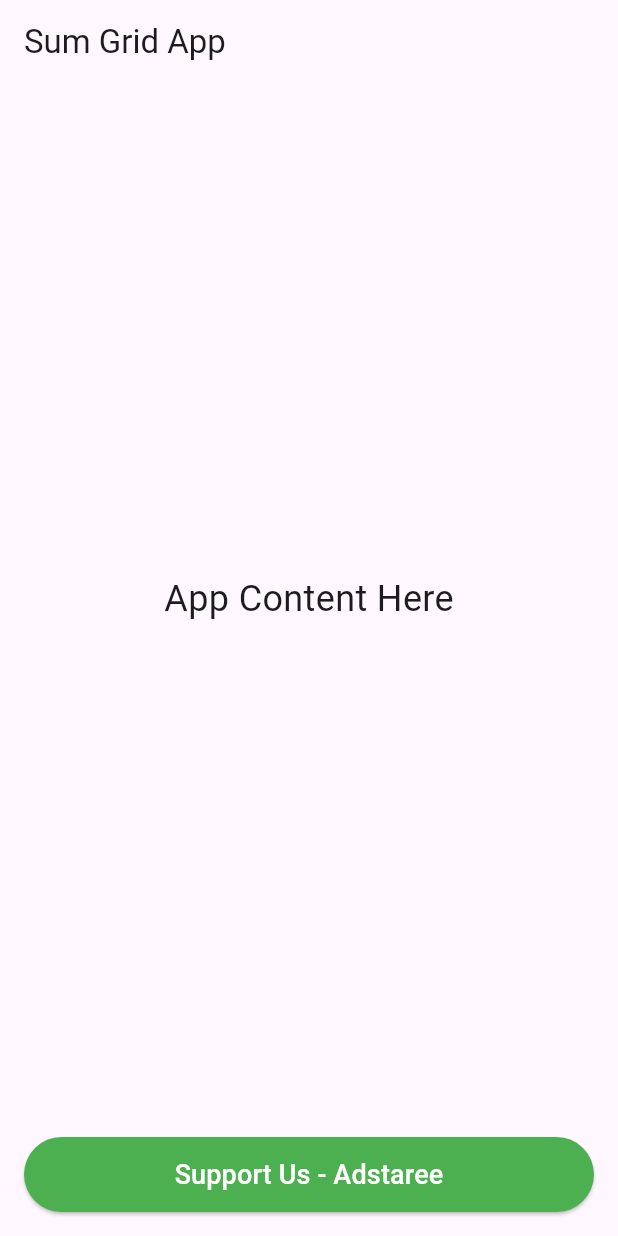
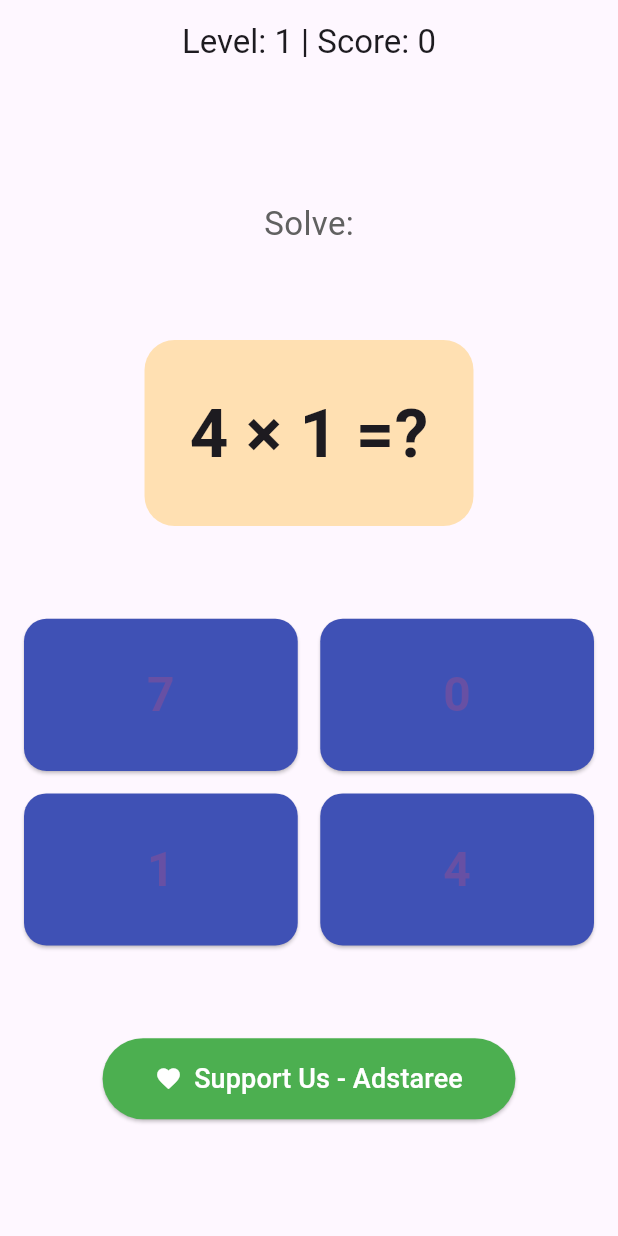
Before and after one commit to dmpcsaad3-cyber/Sum-grid-game, a Flutter app: the screen it shows after launch, after a tap on "Support Us - Adstaree", on a phone screen of 412 x 824 dp. Run offline on Flutter 3.47's test engine with Material 3 defaults, Android fonts, the phone set to English and light mode, and no system bars.

Commit message:
Update main.dart

```diff
--- a/sum-grid-app-main/lib/main.dart
+++ b/sum-grid-app-main/lib/main.dart
@@ -1,68 +1,150 @@
+import 'dart:math';
 import 'package:flutter/material.dart';
-import 'package:url_launcher/url_launcher.dart'; // sirf ye wala rakho
+import 'package:url_launcher/url_launcher.dart';
 
-void main() {
-  runApp(const MyApp()); // MobileAds hata diya
-}
+void main() => runApp(const SumGridApp());
 
-class MyApp extends StatelessWidget {
-  const MyApp({super.key});
-
+class SumGridApp extends StatelessWidget {
+  const SumGridApp({super.key});
   @override
   Widget build(BuildContext context) {
     return MaterialApp(
-      title: 'Sum Grid',
+      title: 'Sum Grid Game',
       debugShowCheckedModeBanner: false,
-      theme: ThemeData(primarySwatch: Colors.blue),
-      home: const HomePage(),
+      theme: ThemeData(primarySwatch: Colors.indigo),
+      home: const GameScreen(),
     );
   }
 }
 
-class HomePage extends StatefulWidget {
-  const HomePage({super.key});
+class GameScreen extends StatefulWidget {
+  const GameScreen({super.key});
+  @override
+  State<GameScreen> createState() => _GameScreenState();
+}
+
+class _GameScreenState extends State<GameScreen> {
+  int level = 1;
+  int score = 0;
+  int num1 = 0;
+  int num2 = 0;
+  String operation = '+';
+  int correctAnswer = 0;
+  List<int> options = [];
+  final Random random = Random();
+  final String adstareeLink = 'https://ner192.my.canva.site'; // اپنا اصل Adstaree link یہاں لگا دینا
 
   @override
-  State<HomePage> createState() => _HomePageState();
-}
+  void initState() {
+    super.initState();
+    generateQuestion();
+  }
 
-class _HomePageState extends State<HomePage> {
+  void generateQuestion() {
+    int maxNum = 5 + (level * 3);
+    num1 = random.nextInt(maxNum) + 1;
+    num2 = random.nextInt(maxNum) + 1;
+    List<String> ops = ['+', '-', '×', '÷'];
+    operation = ops[random.nextInt(ops.length)];
 
-  // Adstaree link kholne wala function
-  Future<void> _openAdstaree() async {
-    final Uri url = Uri.parse('https://mahadplanner192.my.canva.site/');
+    if (operation == '-') {
+      if (num1 < num2) {
+        int temp = num1; num1 = num2; num2 = temp;
+      }
+      correctAnswer = num1 - num2;
+    } else if (operation == '×') {
+      num1 = random.nextInt(5 + level) + 1;
+      num2 = random.nextInt(5 + level) + 1;
+      correctAnswer = num1 * num2;
+    } else if (operation == '÷') {
+      correctAnswer = random.nextInt(5 + level) + 1;
+      num2 = random.nextInt(5 + level) + 1;
+      num1 = correctAnswer * num2;
+    } else {
+      correctAnswer = num1 + num2;
+    }
+
+    options = [correctAnswer];
+    while (options.length < 4) {
+      int wrong = correctAnswer + random.nextInt(10) - 5;
+      if (wrong >= 0 &&!options.contains(wrong)) options.add(wrong);
+    }
+    options.shuffle();
+    setState(() {});
+  }
+
+  void checkAnswer(int selected) {
+    if (selected == correctAnswer) {
+      score += 10 * level;
+      if (score >= level * 100) {
+        level++;
+        ScaffoldMessenger.of(context).showSnackBar(
+          SnackBar(content: Text('🎉 Level Up! Now Level $level'), backgroundColor: Colors.green),
+        );
+      } else {
+        ScaffoldMessenger.of(context).showSnackBar(
+          const SnackBar(content: Text('Correct! +Points'), backgroundColor: Colors.blue, duration: Duration(milliseconds: 500)),
+        );
+      }
+    } else {
+      ScaffoldMessenger.of(context).showSnackBar(
+        SnackBar(content: Text('Wrong! Correct: $correctAnswer'), backgroundColor: Colors.red),
+      );
+    }
+    generateQuestion();
+  }
+
+  Future<void> _launchAdstaree() async {
+    final Uri url = Uri.parse(adstareeLink);
     if (!await launchUrl(url, mode: LaunchMode.externalApplication)) {
-      throw 'Could not launch $url';
+      throw Exception('Could not launch $url');
     }
   }
 
   @override
   Widget build(BuildContext context) {
     return Scaffold(
-      appBar: AppBar(title: const Text('Sum Grid App')),
-      body: Column(
-        children: [
-          Expanded(
-            child: Center(
-              child: Text(
-                'App Content Here',
-                style: TextStyle(fontSize: 24),
-              ),
+      appBar: AppBar(title: Text('Level: $level | Score: $score'), centerTitle: true),
+      body: Padding(
+        padding: const EdgeInsets.all(16.0),
+        child: Column(
+          mainAxisAlignment: MainAxisAlignment.spaceEvenly,
+          children: [
+            Text('Solve:', style: TextStyle(fontSize: 22, color: Colors.grey[700])),
+            Container(
+              padding: const EdgeInsets.all(30),
+              decoration: BoxDecoration(color: Colors.orange.shade100, borderRadius: BorderRadius.circular(20)),
+              child: Text('$num1 $operation $num2 =?',
+                style: const TextStyle(fontSize: 45, fontWeight: FontWeight.bold)),
             ),
-          ),
-          // Banner ki jaga ye button
-          Padding(
-            padding: EdgeInsets.all(16),
-            child: ElevatedButton(
-              onPressed: _openAdstaree,
+            GridView.builder(
+              shrinkWrap: true,
+              itemCount: 4,
+              gridDelegate: const SliverGridDelegateWithFixedCrossAxisCount(crossAxisCount: 2, crossAxisSpacing: 15, mainAxisSpacing: 15, childAspectRatio: 1.8),
+              itemBuilder: (context, index) {
+                return ElevatedButton(
+                  style: ElevatedButton.styleFrom(
+                    backgroundColor: Colors.indigo,
+                    shape: RoundedRectangleBorder(borderRadius: BorderRadius.circular(15)),
+                    textStyle: const TextStyle(fontSize: 32, fontWeight: FontWeight.bold),
+                  ),
+                  onPressed: () => checkAnswer(options[index]),
+                  child: Text('${options[index]}'),
+                );
+              },
+            ),
+            ElevatedButton.icon(
               style: ElevatedButton.styleFrom(
                 backgroundColor: Colors.green,
-                minimumSize: Size(double.infinity, 50),
+                padding: const EdgeInsets.symmetric(horizontal: 35, vertical: 14),
+                shape: RoundedRectangleBorder(borderRadius: BorderRadius.circular(30)),
               ),
-              child: Text('Support Us - Adstaree', style: TextStyle(fontSize: 18, color: Colors.white)),
+              onPressed: _launchAdstaree,
+              icon: const Icon(Icons.favorite, color: Colors.white),
+              label: const Text('Support Us - Adstaree', style: TextStyle(fontSize: 18, color: Colors.white)),
             ),
-          ),
-        ],
+          ],
+        ),
       ),
     );
   }
```
